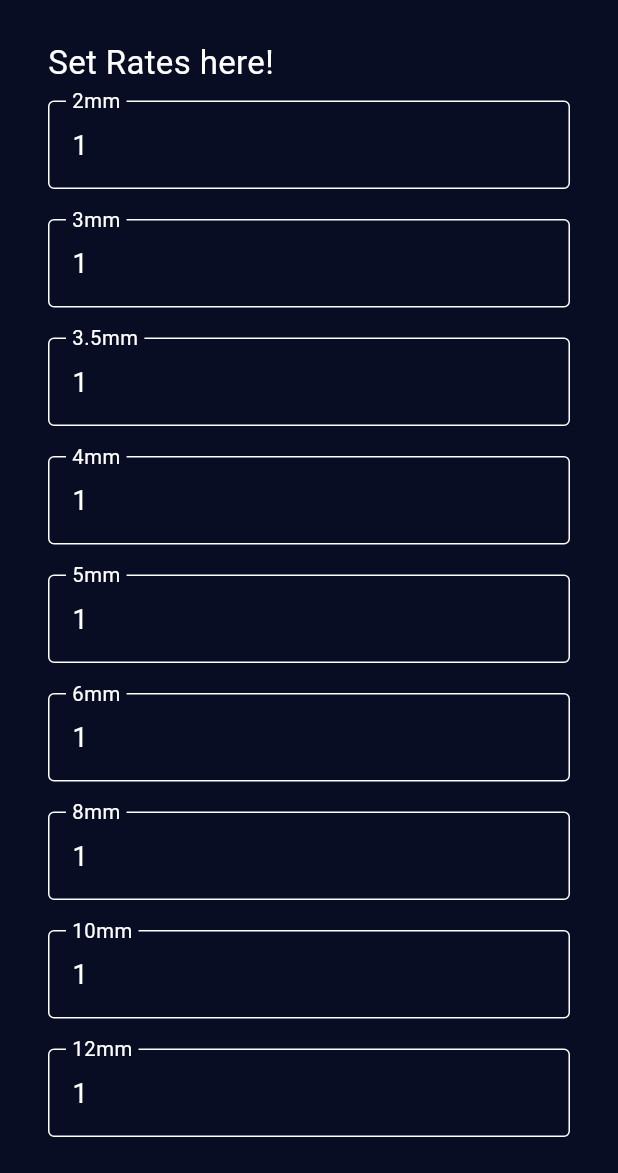
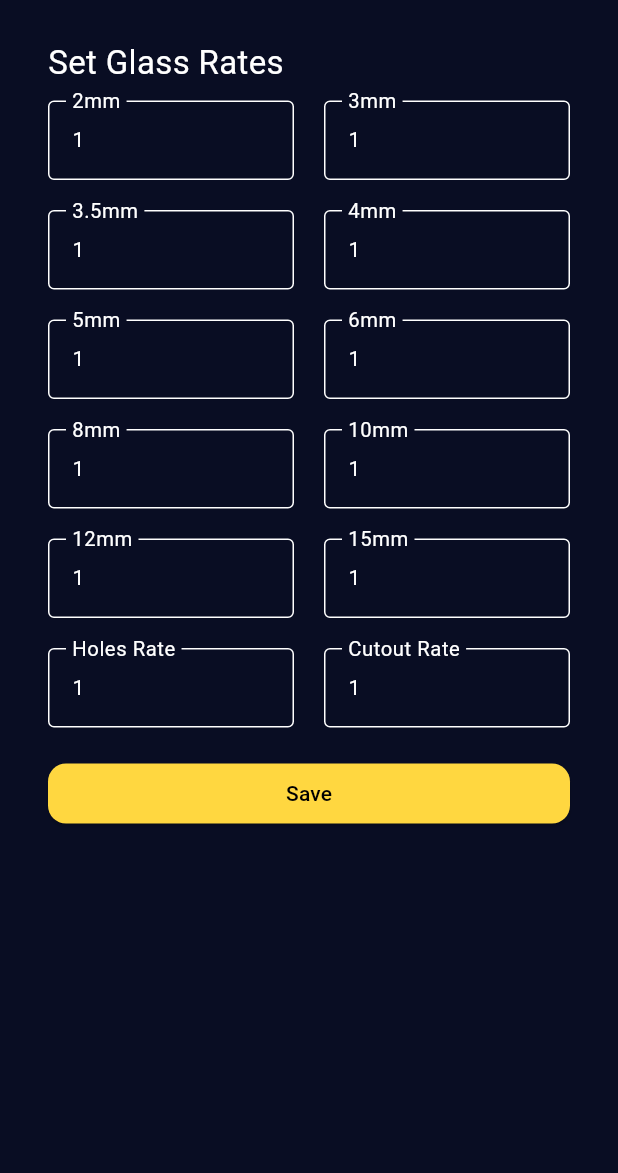
Before and after one commit to G-Shack/saraswati_pi, a Flutter app: the SetRatesPage screen opened directly, in the side drawer, after a tap on an icon or button, on a phone screen of 412 x 824 dp, the part 63-1236 px from its top. Run offline on Flutter 3.47's test engine with Material 3 defaults, Android fonts, the phone set to English and light mode, and no system bars; our stand-ins replace pdf, printing, rflutter_alert, shared_preferences; accounts and stored records are empty.

Commit message:
set rates modified. holes/cnt added.

```diff
--- a/lib/pages/set_rates_page.dart
+++ b/lib/pages/set_rates_page.dart
@@ -25,6 +25,9 @@ class _SetRatesPageState extends State<SetRatesPage> {
   TextEditingController controller8mm = TextEditingController();
   TextEditingController controller10mm = TextEditingController();
   TextEditingController controller12mm = TextEditingController();
+  TextEditingController controller15mm = TextEditingController();
+  TextEditingController controllerHoles = TextEditingController();
+  TextEditingController controllerCnt = TextEditingController();
 
   @override
   void initState() {
@@ -43,6 +46,9 @@ class _SetRatesPageState extends State<SetRatesPage> {
     controller8mm.dispose();
     controller10mm.dispose();
     controller12mm.dispose();
+    controller15mm.dispose();
+    controllerHoles.dispose();
+    controllerCnt.dispose();
     super.dispose();
   }
 
@@ -61,6 +67,9 @@ class _SetRatesPageState extends State<SetRatesPage> {
         controller8mm.text = rates['8mm'].toString();
         controller10mm.text = rates['10mm'].toString();
         controller12mm.text = rates['12mm'].toString();
+        controller15mm.text = rates['15mm'].toString();
+        controllerHoles.text = rates['holes'].toString();
+        controllerCnt.text = rates['cnt'].toString();
       } else {
         rates = {
           '2mm': 1,
@@ -72,6 +81,9 @@ class _SetRatesPageState extends State<SetRatesPage> {
           '8mm': 1,
           '10mm': 1,
           '12mm': 1,
+          '15mm': 1,
+          'holes': 1,
+          'cnt': 1,
         };
         controller2mm.text = '1';
         controller3mm.text = '1';
@@ -82,6 +94,9 @@ class _SetRatesPageState extends State<SetRatesPage> {
         controller8mm.text = '1';
         controller10mm.text = '1';
         controller12mm.text = '1';
+        controller15mm.text = '1';
+        controllerHoles.text = '1';
+        controllerCnt.text = '1';
       }
     });
   }
@@ -98,6 +113,9 @@ class _SetRatesPageState extends State<SetRatesPage> {
       '8mm': double.parse(controller8mm.text),
       '10mm': double.parse(controller10mm.text),
       '12mm': double.parse(controller12mm.text),
+      '15mm': double.parse(controller15mm.text),
+      'holes': double.parse(controllerHoles.text),
+      'cnt': double.parse(controllerCnt.text),
     };
     if (!mapEquals(rates, updateRates)) {
       setState(() {
@@ -143,19 +161,43 @@ class _SetRatesPageState extends State<SetRatesPage> {
         child: ListView(
           children: [
             const Text(
-              'Set Rates here!',
+              'Set Glass Rates',
               style: TextStyle(fontSize: 22),
             ),
             const SizedBox(height: 10),
-            SetRatesTxtField(controller: controller2mm, name: '2mm'),
-            SetRatesTxtField(controller: controller3mm, name: '3mm'),
-            SetRatesTxtField(controller: controller3pt5mm, name: '3.5mm'),
-            SetRatesTxtField(controller: controller4mm, name: '4mm'),
-            SetRatesTxtField(controller: controller5mm, name: '5mm'),
-            SetRatesTxtField(controller: controller6mm, name: '6mm'),
-            SetRatesTxtField(controller: controller8mm, name: '8mm'),
-            SetRatesTxtField(controller: controller10mm, name: '10mm'),
-            SetRatesTxtField(controller: controller12mm, name: '12mm'),
+            SetRatesTxtField(
+              controller1: controller2mm,
+              name1: '2mm',
+              controller2: controller3mm,
+              name2: '3mm',
+            ),
+            SetRatesTxtField(
+                controller1: controller3pt5mm,
+                name1: '3.5mm',
+                controller2: controller4mm,
+                name2: '4mm'),
+            SetRatesTxtField(
+                controller1: controller5mm,
+                name1: '5mm',
+                controller2: controller6mm,
+                name2: '6mm'),
+            SetRatesTxtField(
+                controller1: controller8mm,
+                name1: '8mm',
+                controller2: controller10mm,
+                name2: '10mm'),
+            SetRatesTxtField(
+              controller1: controller12mm,
+              name1: '12mm',
+              controller2: controller15mm,
+              name2: '15mm',
+            ),
+            SetRatesTxtField(
+              controller1: controllerHoles,
+              name1: 'Holes Rate',
+              controller2: controllerCnt,
+              name2: 'Cutout Rate',
+            ),
             DimensionButton(btnTxt: 'Save', fun: updateRates),
           ],
         ),
--- a/lib/widgets/custom_table_cell.dart
+++ b/lib/widgets/custom_table_cell.dart
@@ -6,6 +6,8 @@ class CustomTableCell extends StatelessWidget {
 
   @override
   Widget build(BuildContext context) {
-    return TableCell(child: Center(child: Text(text)));
+    return TableCell(
+      child: Center(child: Text(text)),
+    );
   }
 }
--- a/lib/widgets/dimension_button.dart
+++ b/lib/widgets/dimension_button.dart
@@ -7,24 +7,15 @@ class DimensionButton extends StatelessWidget {
 
   @override
   Widget build(BuildContext context) {
-    return GestureDetector(
-      onTap: () {
-        fun!();
-      },
-      child: Container(
-        height: 45,
-        width: 90,
-        decoration: BoxDecoration(
-          color: Colors.amberAccent,
-          borderRadius: BorderRadius.circular(12),
-        ),
-        child: Center(
-            child: Text(
-          btnTxt,
-          style: const TextStyle(
-              color: Colors.black, fontWeight: FontWeight.w500, fontSize: 14),
-        )),
-      ),
-    );
+    return ElevatedButton(
+        style: const ButtonStyle(
+            backgroundColor: MaterialStatePropertyAll(Colors.amberAccent),
+            foregroundColor: MaterialStatePropertyAll(Colors.black),
+            shape: MaterialStatePropertyAll(RoundedRectangleBorder(
+                borderRadius: BorderRadius.all(Radius.circular(12))))),
+        onPressed: () {
+          fun!();
+        },
+        child: Text(btnTxt));
   }
 }
--- a/lib/widgets/set_rates_txt_field.dart
+++ b/lib/widgets/set_rates_txt_field.dart
@@ -1,22 +1,47 @@
 import 'package:flutter/material.dart';
 
 class SetRatesTxtField extends StatelessWidget {
-  String name;
-  TextEditingController controller = TextEditingController();
-  SetRatesTxtField({super.key, required this.controller, required this.name});
+  String name1;
+  String name2;
+  TextEditingController controller1 = TextEditingController();
+  TextEditingController controller2 = TextEditingController();
+  SetRatesTxtField(
+      {super.key,
+      required this.controller1,
+      required this.controller2,
+      required this.name1,
+      required this.name2});
 
   @override
   Widget build(BuildContext context) {
     return Column(
       children: [
-        TextField(
-          controller: controller,
-          decoration: InputDecoration(
-              labelText: name,
-              labelStyle: const TextStyle(fontSize: 18),
-              border: const OutlineInputBorder()),
-          style: const TextStyle(fontSize: 18),
-          keyboardType: TextInputType.datetime,
+        Row(
+          children: [
+            Expanded(
+              child: TextField(
+                controller: controller1,
+                decoration: InputDecoration(
+                    labelText: name1,
+                    labelStyle: const TextStyle(fontSize: 18),
+                    border: const OutlineInputBorder()),
+                style: const TextStyle(fontSize: 14),
+                keyboardType: TextInputType.datetime,
+              ),
+            ),
+            const SizedBox(width: 20),
+            Expanded(
+              child: TextField(
+                controller: controller2,
+                decoration: InputDecoration(
+                    labelText: name2,
+                    labelStyle: const TextStyle(fontSize: 18),
+                    border: const OutlineInputBorder()),
+                style: const TextStyle(fontSize: 14),
+                keyboardType: TextInputType.datetime,
+              ),
+            ),
+          ],
         ),
         const SizedBox(height: 20),
       ],
```
Also changed, not shown: lib/services/pdf_service.dart (+125 -33 lines), lib/widgets/table_header2.dart (+27 -3 lines), lib/widgets/table_template.dart (+6 -2 lines).
